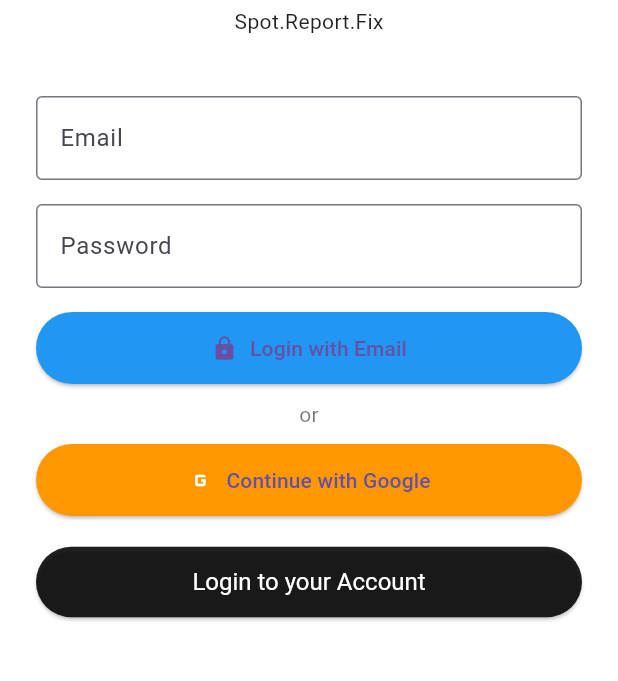
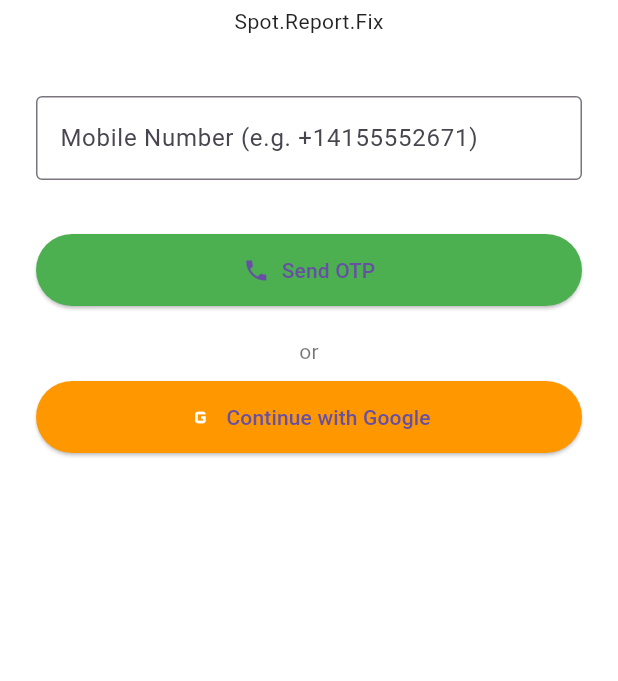
Before and after one commit to 12Adityasharma/city_Guardian, a Flutter app: the screen it shows after launch, on a phone screen of 412 x 824 dp, the part 339-1020 px from its top. Run offline on Flutter 3.47's test engine with Material 3 defaults, Android fonts, the phone set to English and light mode, and no system bars; our stand-ins replace camera, firebase_auth, firebase_core, flutter_map, geolocator, google_sign_in and 3 more; accounts and stored records are empty.

Commit message:
stage 1.1

```diff
--- a/CityGuardian/lib/main.dart
+++ b/CityGuardian/lib/main.dart
@@ -61,9 +61,55 @@ class LoginPage extends StatefulWidget {
 }
 
 class _LoginPageState extends State<LoginPage> {
-  final TextEditingController _emailController = TextEditingController();
-  final TextEditingController _passwordController = TextEditingController();
+  final TextEditingController _phoneController = TextEditingController();
+  final TextEditingController _otpController = TextEditingController();
+
   bool _isLoading = false;
+  bool _codeSent = false;
+  String _verificationId = '';
+
+  Future<void> _sendOTP() async {
+    setState(() => _isLoading = true);
+
+    await FirebaseAuth.instance.verifyPhoneNumber(
+      phoneNumber: _phoneController.text.trim(),
+      verificationCompleted: (PhoneAuthCredential credential) async {
+        await FirebaseAuth.instance.signInWithCredential(credential);
+        _navigateToHome();
+      },
+      verificationFailed: (FirebaseAuthException e) {
+        _showError("Verification failed: ${e.message}");
+      },
+      codeSent: (String verificationId, int? resendToken) {
+        setState(() {
+          _codeSent = true;
+          _verificationId = verificationId;
+        });
+      },
+      codeAutoRetrievalTimeout: (String verificationId) {
+        _verificationId = verificationId;
+      },
+    );
+
+    setState(() => _isLoading = false);
+  }
+
+  Future<void> _verifyOTP() async {
+    setState(() => _isLoading = true);
+
+    try {
+      final credential = PhoneAuthProvider.credential(
+        verificationId: _verificationId,
+        smsCode: _otpController.text.trim(),
+      );
+      await FirebaseAuth.instance.signInWithCredential(credential);
+      _navigateToHome();
+    } catch (e) {
+      _showError("Invalid OTP: $e");
+    } finally {
+      setState(() => _isLoading = false);
+    }
+  }
 
   Future<void> _signInWithGoogle() async {
     try {
@@ -83,23 +129,6 @@ class _LoginPageState extends State<LoginPage> {
       _navigateToHome();
     } catch (e) {
       _showError("Google sign-in failed: $e");
-    } finally {
-      setState(() => _isLoading = false);
-    }
-  }
-
-  Future<void> _signInWithEmail() async {
-    try {
-      setState(() => _isLoading = true);
-
-      await FirebaseAuth.instance.signInWithEmailAndPassword(
-        email: _emailController.text.trim(),
-        password: _passwordController.text.trim(),
-      );
-
-      _navigateToHome();
-    } catch (e) {
-      _showError("Email sign-in failed: $e");
     } finally {
       setState(() => _isLoading = false);
     }
@@ -148,39 +177,40 @@ class _LoginPageState extends State<LoginPage> {
                   const SizedBox(height: 40),
 
                   TextField(
-                    controller: _emailController,
-                    keyboardType: TextInputType.emailAddress,
+                    controller: _phoneController,
+                    keyboardType: TextInputType.phone,
                     decoration: const InputDecoration(
-                      labelText: 'Email',
+                      labelText: 'Mobile Number (e.g. +14155552671)',
                       border: OutlineInputBorder(),
                     ),
                   ),
                   const SizedBox(height: 16),
 
-                  TextField(
-                    controller: _passwordController,
-                    obscureText: true,
-                    decoration: const InputDecoration(
-                      labelText: 'Password',
-                      border: OutlineInputBorder(),
+                  if (_codeSent)
+                    TextField(
+                      controller: _otpController,
+                      keyboardType: TextInputType.number,
+                      decoration: const InputDecoration(
+                        labelText: 'Enter OTP',
+                        border: OutlineInputBorder(),
+                      ),
                     ),
-                  ),
-                  const SizedBox(height: 16),
 
+                  const SizedBox(height: 20),
                   SizedBox(
                     width: double.infinity,
                     child: ElevatedButton.icon(
-                      icon: const Icon(Icons.lock),
-                      label: const Text("Login with Email"),
+                      icon: const Icon(Icons.phone),
+                      label: Text(_codeSent ? "Verify OTP" : "Send OTP"),
                       style: ElevatedButton.styleFrom(
-                        backgroundColor: Colors.blue,
+                        backgroundColor: Colors.green,
                         padding: const EdgeInsets.symmetric(vertical: 14),
                       ),
-                      onPressed: _signInWithEmail,
+                      onPressed: _codeSent ? _verifyOTP : _sendOTP,
                     ),
                   ),
 
-                  const SizedBox(height: 10),
+                  const SizedBox(height: 20),
                   const Text("or", style: TextStyle(fontSize: 14, color: Colors.black54)),
                   const SizedBox(height: 10),
 
@@ -194,22 +224,6 @@ class _LoginPageState extends State<LoginPage> {
                         padding: const EdgeInsets.symmetric(vertical: 14),
                       ),
                       onPressed: _signInWithGoogle,
-                    ),
-                  ),
-
-                  const SizedBox(height: 20),
-
-                  SizedBox(
-                    width: double.infinity,
-                    child: ElevatedButton(
-                      child: const Text("Login to your Account"),
-                      style: ElevatedButton.styleFrom(
-                        backgroundColor: Colors.black87,
-                        padding: const EdgeInsets.symmetric(vertical: 14),
-                        textStyle: const TextStyle(fontSize: 16),
-                        foregroundColor: Colors.white,
-                      ),
-                      onPressed: _navigateToHome,
                     ),
                   ),
                   const SizedBox(height: 30),
--- a/CityGuardian/pubspec.yaml
+++ b/CityGuardian/pubspec.yaml
@@ -1,4 +1,4 @@
-name: my_app
+name: City_Guardian
 description: A new Flutter project.
 publish_to: 'none'
 
```
Also changed, not shown: 1 other file.
